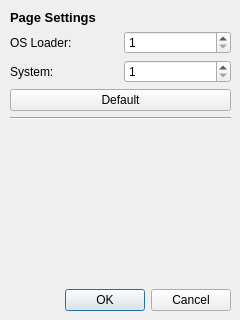
This is options.ui in ExistOS-Team/ExistOS_Updater_v2 as Qt 5 draws it before an edit. The edited form follows.
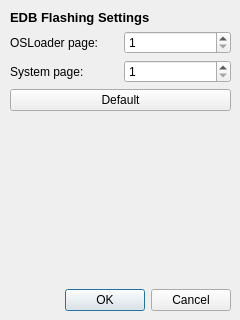
This is the edited form.

Patch:
```diff
--- a/options.ui
+++ b/options.ui
@@ -46,7 +46,7 @@
          </font>
         </property>
         <property name="text">
-         <string>Page Settings</string>
+         <string>EDB Flashing Settings</string>
         </property>
        </widget>
       </item>
@@ -55,7 +55,7 @@
         <item>
          <widget class="QLabel" name="label_2">
           <property name="text">
-           <string>OS Loader:</string>
+           <string>OSLoader page:</string>
           </property>
          </widget>
         </item>
@@ -76,7 +76,7 @@
         <item>
          <widget class="QLabel" name="label_3">
           <property name="text">
-           <string>System:</string>
+           <string>System page:</string>
           </property>
          </widget>
         </item>
@@ -101,13 +101,6 @@
       </item>
      </layout>
     </item>
-    <item>
-     <widget class="Line" name="line">
-      <property name="orientation">
-       <enum>Qt::Horizontal</enum>
-      </property>
-     </widget>
-    </item>
     <item>
      <spacer name="verticalSpacer">
       <property name="orientation">
```
